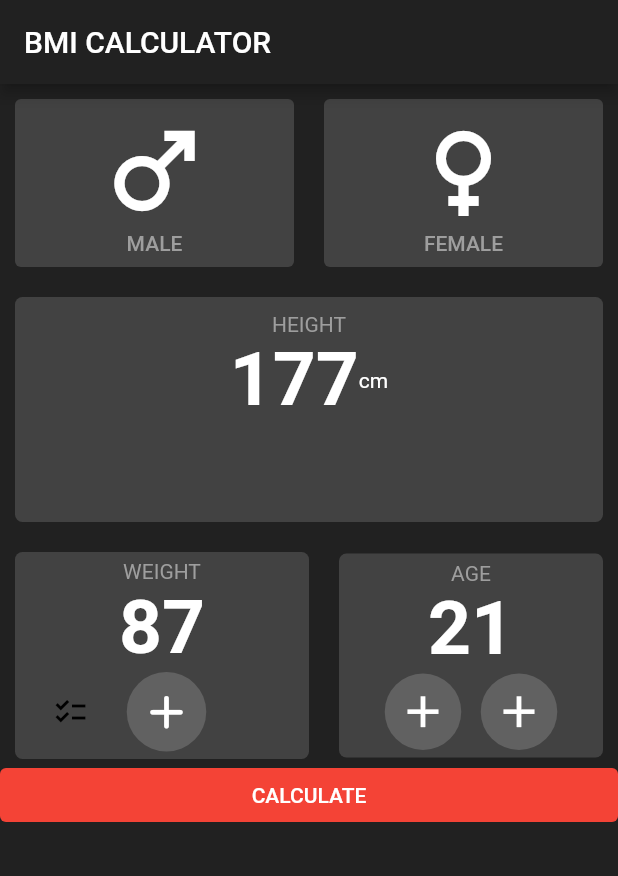
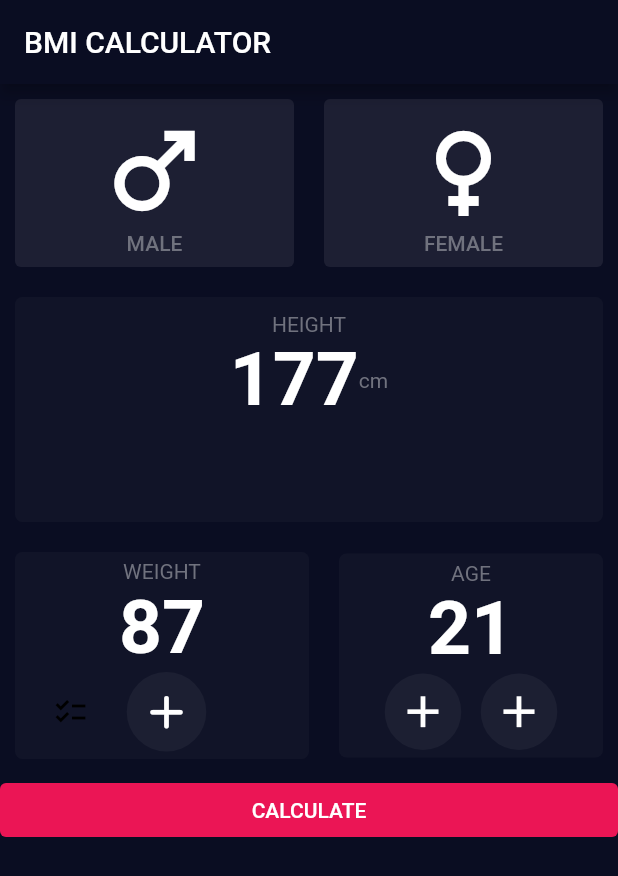
Before and after one commit to Abhishek-J-B-R-I/bmilogic, a Flutter app: the screen it shows after launch, on a phone screen of 412 x 824 dp. Shown: the top 876 px of the screen. Run offline on Flutter 3.47's test engine with Material 2 defaults, Android fonts, the phone set to English and light mode, and no system bars.

Commit message:
now i learn how to use hex color in flutter it is very simple just use colorzilla extension to get hex color and copy color and just paste it inside Color(0xFF....)   but use 0xFF which is full opticity then you can use it.

```diff
--- a/lib/main.dart
+++ b/lib/main.dart
@@ -16,10 +16,10 @@ class _bmiState extends State<bmi> {
   Widget build(BuildContext context) {
     return MaterialApp(
       home: Scaffold(
-        backgroundColor: Colors.grey.shade900,
+        backgroundColor: Color(0xFF0A0D22),
         appBar: AppBar(
           title: Text('BMI CALCULATOR'),
-          backgroundColor: Colors.grey.shade900,
+          backgroundColor: Color(0xFF0A0D22),
         ),
         body: Container(
           margin: EdgeInsets.only(top: 10),
@@ -44,11 +44,11 @@ class _bmiState extends State<bmi> {
                               size: 80,
                             ),
                             Text('MALE',style: TextStyle(
-                              color: Colors.grey.shade500
+                              color: Color(0xFF70727E)
                             ),)
                           ],
                         ),
-                    style: ButtonStyle(backgroundColor: MaterialStateProperty.all(Colors.grey.shade800),),
+                    style: ButtonStyle(backgroundColor: MaterialStateProperty.all(Color(0xFF1D1F33)),),
                     ),
                   ),
                   SizedBox(width: 20,),
@@ -58,11 +58,11 @@ class _bmiState extends State<bmi> {
                       children: [
                         Icon(Icons.female,color: Colors.white,size: 80,),
                         Text('FEMALE',style: TextStyle(
-                          color: Colors.grey.shade500,
+                          color: Color(0xFF70727E),
                         ),)
                       ],
                     ),
-                    style: ButtonStyle(backgroundColor: MaterialStateProperty.all(Colors.grey.shade800)),
+                    style: ButtonStyle(backgroundColor: MaterialStateProperty.all(Color(0xFF1D1F33))),
                     ),
                   ),
                   SizedBox(width: 10,)
@@ -82,7 +82,7 @@ class _bmiState extends State<bmi> {
                             color: Colors.red,
                           ),*/
                           borderRadius: BorderRadius.all(Radius.circular(5)),
-                        color: Colors.grey.shade800
+                        color: Color(0xFF111428)
                       ),
                       margin: EdgeInsets.only(top: 20,left: 10,right: 10),
 
@@ -95,7 +95,7 @@ class _bmiState extends State<bmi> {
                         //crossAxisAlignment: CrossAxisAlignment.stretch,
                         children: [
                           Text('HEIGHT', style: TextStyle(
-                            color: Colors.grey.shade500,
+                            color: Color(0xFF70727E),
 
                           ),),
                           Row(
@@ -107,7 +107,7 @@ class _bmiState extends State<bmi> {
                                 fontWeight: FontWeight.bold
                               ),),
                               Text('cm',style: TextStyle(
-                                color: Colors.white
+                                color: Color(0xFF70727E)
                               ),)
                             ],
                           ),
@@ -127,13 +127,13 @@ class _bmiState extends State<bmi> {
                       margin: EdgeInsets.only(top: 20,left: 10),
                       padding: EdgeInsets.all(5),
                       decoration: BoxDecoration(
-                        color: Colors.grey.shade800,
+                        color: Color(0xFF111428),
                         borderRadius: BorderRadius.circular(5)
                       ),
                       child: Column(
                         children: [
                           Text('WEIGHT',style: TextStyle(
-                            color: Colors.grey.shade500,
+                            color: Color(0xFF70727E),
 
                           ),),
                           Text('87',
@@ -147,7 +147,7 @@ class _bmiState extends State<bmi> {
                                 //backgroundColor: Colors.white,
                               ),
                               TextButton(onPressed: (){ print('high');}, child: Icon(Icons.add_rounded ,size: 37, color: Colors.white, ),
-                              style: ButtonStyle(backgroundColor: MaterialStateProperty.all(Colors.grey.shade700) , shape: MaterialStateProperty.all(CircleBorder()),),
+                              style: ButtonStyle(backgroundColor: MaterialStateProperty.all(Color(0xFF1C1F32)) , shape: MaterialStateProperty.all(CircleBorder()),),
 
                               )
                             ],
@@ -161,7 +161,7 @@ class _bmiState extends State<bmi> {
                       margin: EdgeInsets.only(left: 20, top: 20,right: 10),
 
                       decoration: BoxDecoration(
-                        color: Colors.grey.shade800,
+                        color: Color(0xFF111428),
                         borderRadius: BorderRadius.circular(5),
 
 
@@ -171,16 +171,16 @@ class _bmiState extends State<bmi> {
                       child: Column(
                         crossAxisAlignment: CrossAxisAlignment.center,
                         children: [
-                          Text('AGE', style: TextStyle(color: Colors.grey),),
+                          Text('AGE', style: TextStyle(color: Color(0xFF70727E)),),
                           Text('21',style: TextStyle(color: Colors.white, fontSize: 50 , fontWeight: FontWeight.bold) , ),
                           Row(
                             mainAxisAlignment: MainAxisAlignment.center,
                             //crossAxisAlignment: CrossAxisAlignment.center,
                             children: [
                               TextButton(onPressed: (){print('minus');}, child: Icon(Icons.add, color: Colors.white,size: 35) ,
-                              style: ButtonStyle(backgroundColor: MaterialStateProperty.all(Colors.grey.shade700),shape: MaterialStateProperty.all(CircleBorder())),),
+                              style: ButtonStyle(backgroundColor: MaterialStateProperty.all(Color(0xFF1C1F32)),shape: MaterialStateProperty.all(CircleBorder())),),
                               TextButton(onPressed: (){print('plus');}, child: Icon(Icons.add, color: Colors.white, size: 35,),
-                              style: ButtonStyle( backgroundColor: MaterialStateProperty.all(Colors.grey.shade700),shape: MaterialStateProperty.all(CircleBorder())),)
+                              style: ButtonStyle( backgroundColor: MaterialStateProperty.all(Color(0xFF1C1F32)),shape: MaterialStateProperty.all(CircleBorder())),)
                             ],
                           )
                         ],
@@ -189,10 +189,14 @@ class _bmiState extends State<bmi> {
                   )
                 ],
               ),
+              SizedBox(
+                height: 10,
+              ),
               Column(
+
                 crossAxisAlignment: CrossAxisAlignment.stretch,
                 children: [
-                  TextButton(onPressed: (){print('calculate' );}, child: Text('CALCULATE', style: TextStyle(color: Colors.white),),style: ButtonStyle(backgroundColor: MaterialStateProperty.all(Colors.red),),),
+                  TextButton(onPressed: (){print('calculate' );}, child: Text('CALCULATE', style: TextStyle(color: Colors.white),),style: ButtonStyle(backgroundColor: MaterialStateProperty.all(Color(0xFFEB1555)),),),
                 ],
               )
             ],
```
Also changed, not shown: 19 other files.
